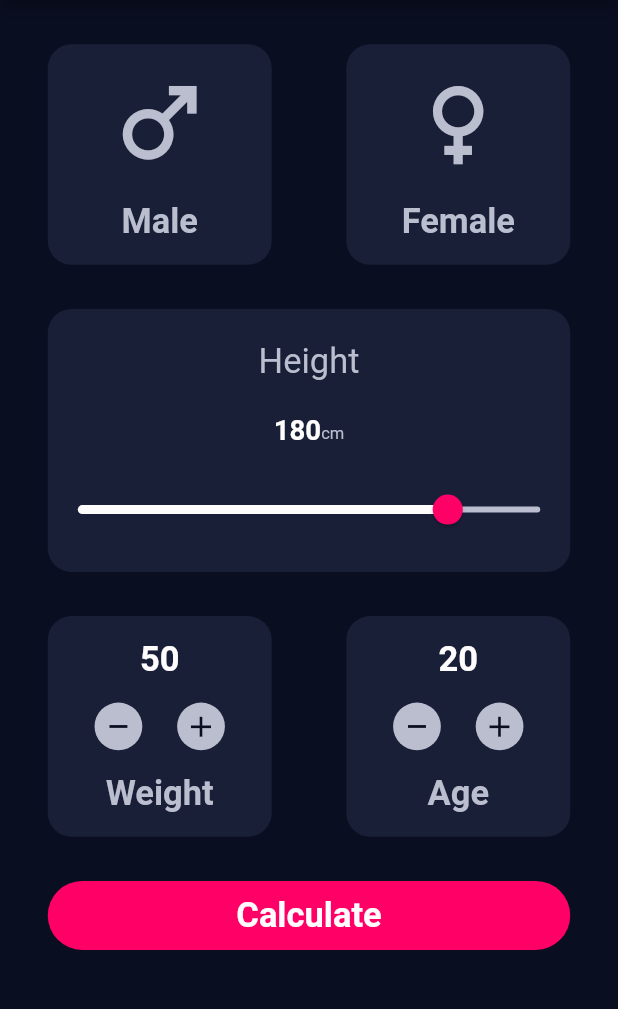
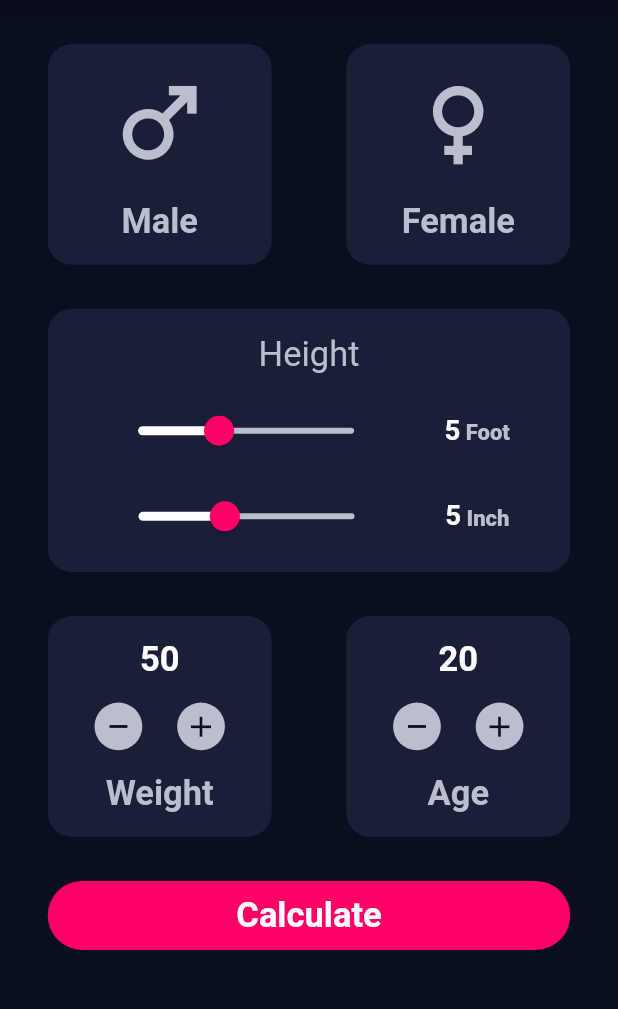
Before and after one commit to KafiulIslam/body_mass_index, a Flutter app: the screen it shows after launch, on a phone screen of 412 x 824 dp, the part 84-1093 px from its top. Run offline on Flutter 3.47's test engine with Material 2 defaults, Android fonts, the phone set to English and light mode, and no system bars; our stand-ins replace animated_splash_screen, go_router, google_fonts; project files that could hold a hidden picture were left out.

Commit message:
body mass index app is changed to foot in height

```diff
--- a/lib/model/calculating_bmi.dart
+++ b/lib/model/calculating_bmi.dart
@@ -11,7 +11,7 @@ class BMICalculator {
 
 
   String calculateBMI() {
-  double  heightInMeter = (height / 100) ;
+  double  heightInMeter = ( height / 39.37007874016 ) ;
     _bmi = weight / pow(heightInMeter, 2)  ;
     return _bmi.toStringAsFixed(2);
   }
--- a/lib/screens/input_page.dart
+++ b/lib/screens/input_page.dart
@@ -1,4 +1,5 @@
 import 'package:body_mass_index/common/custom_orientation_builder.dart';
+import 'package:body_mass_index/common/height_slider.dart';
 import 'package:body_mass_index/common/input_card.dart';
 import 'package:body_mass_index/common/primary_button.dart';
 import 'package:body_mass_index/model/calculating_bmi.dart';
@@ -12,6 +13,7 @@ import '../constant/pixel_ratio.dart';
 //width: 414
 
 class InputScreen extends StatefulWidget {
+
   const InputScreen({Key? key}) : super(key: key);
 
   static const String name = 'Input_screen';
@@ -22,10 +24,20 @@ class InputScreen extends StatefulWidget {
 
 class _InputScreenState extends State<InputScreen> {
 
-  int height = 180;
+
+  int heightInFoot = 5;
+  int heightInInch = 5;
   int weight = 50;
   int age = 20;
   int cardColorCode = 0;
+
+
+  int changeFootToInc() {
+    int height;
+    int  heightInFootToInc = (heightInFoot * 12) ;
+    height = (heightInFootToInc + heightInInch) ;
+    return height;
+  }
 
 
 
@@ -65,7 +77,8 @@ class _InputScreenState extends State<InputScreen> {
                 buttonTitle: 'Calculate',
                 onTap: () {
 
-                  BMICalculator calc = BMICalculator(height: height, weight: weight);
+                  BMICalculator calc = BMICalculator(height: changeFootToInc(), weight: weight);
+
                   Navigator.push(context, MaterialPageRoute(builder: (context) {
                     return ResultScreen(
                       bmiResult: calc.calculateBMI(),
@@ -115,7 +128,7 @@ class _InputScreenState extends State<InputScreen> {
                 buttonTitle: 'Calculate',
                 onTap: () {
 
-                  BMICalculator calc = BMICalculator(height: height, weight: weight);
+                  BMICalculator calc = BMICalculator(height: changeFootToInc(), weight: weight);
                   Navigator.push(context, MaterialPageRoute(builder: (context) {
                     return ResultScreen(
                       bmiResult: calc.calculateBMI(),
@@ -246,6 +259,7 @@ class _InputScreenState extends State<InputScreen> {
 
 
   Widget _buildSliderPortrait(BuildContext context) {
+
     final heightRatio = MediaQuery.of(context).size.height;
     final widthRatio = MediaQuery.of(context).size.width;
 
@@ -265,26 +279,12 @@ class _InputScreenState extends State<InputScreen> {
                 textStyle: TextStyle(
                     fontSize: heightRatio / twentyFivePixelRatioH, color: ass)),
           ),
-          Row(
-            mainAxisAlignment: MainAxisAlignment.center,
-            crossAxisAlignment: CrossAxisAlignment.baseline,
-            textBaseline: TextBaseline.alphabetic,
+
+          Container(
+            width: double.infinity,
+            child: Row(
+              mainAxisAlignment: MainAxisAlignment.spaceEvenly,
               children: [
-              Text(
-                height.toString(),
-                style: GoogleFonts.roboto(
-                    textStyle: TextStyle(
-                        fontSize: heightRatio / twentyPixelRatioH,
-                        color: white,
-                        fontWeight: FontWeight.w700)),
-              ),
-              Text(
-                'cm',
-                style: TextStyle(
-                    fontSize: heightRatio / twelvePixelRatioH, color: ass),
-              ),
-            ],
-          ),
               SliderTheme(
                 data: SliderTheme.of(context).copyWith(
                   activeTrackColor: white,
@@ -295,15 +295,88 @@ class _InputScreenState extends State<InputScreen> {
                   overlayShape: const RoundSliderOverlayShape(overlayRadius: 20),
                 ),
                 child: Slider(
-                value: height.toDouble(),
-                min: 100.0,
-                max: 200.0,
+                    value: heightInFoot.toDouble(),
+                    min: 2.0,
+                    max: 10.0,
                     onChanged: (double userInput) {
                       setState(() {
-                    height = userInput.round();
+                        heightInFoot = userInput.round();
                       });
                     }),
               ),
+              Row(
+                mainAxisAlignment: MainAxisAlignment.center,
+                crossAxisAlignment: CrossAxisAlignment.baseline,
+                textBaseline: TextBaseline.alphabetic,
+                children: [
+                  Text(
+                    heightInFoot.toString(),
+                    style: GoogleFonts.roboto(
+                        textStyle: TextStyle(
+                            fontSize: heightRatio / twentyPixelRatioH,
+                            color: white,
+                            fontWeight: FontWeight.w700)),
+                  ),
+                  Text(
+                    ' Foot',
+                    style: TextStyle(
+                        fontSize: heightRatio / sixteenPixelRatioH, color: ass,fontWeight: FontWeight.w900),
+                  ),
+                ],
+              ),
+
+            ],),
+          ),
+
+          Container(
+            width: double.infinity,
+            child: Row(
+              mainAxisAlignment: MainAxisAlignment.spaceEvenly,
+              children: [
+                SliderTheme(
+                  data: SliderTheme.of(context).copyWith(
+                    activeTrackColor: white,
+                    inactiveTrackColor: ass,
+                    thumbColor: buttonColor,
+                    overlayColor: Color(0x29EB1555),
+                    thumbShape: const RoundSliderThumbShape(enabledThumbRadius: 10),
+                    overlayShape: const RoundSliderOverlayShape(overlayRadius: 20),
+                  ),
+                  child: Slider(
+                      value: heightInInch.toDouble(),
+                      min: 1.0,
+                      max: 11.0,
+                      onChanged: (double userInput) {
+                        setState(() {
+                          heightInInch = userInput.round();
+                        });
+                      }),
+                ),
+                Row(
+                  mainAxisAlignment: MainAxisAlignment.center,
+                  crossAxisAlignment: CrossAxisAlignment.baseline,
+                  textBaseline: TextBaseline.alphabetic,
+                  children: [
+                    Text(
+                      heightInInch.toString(),
+                      style: GoogleFonts.roboto(
+                          textStyle: TextStyle(
+                              fontSize: heightRatio / twentyPixelRatioH,
+                              color: white,
+                              fontWeight: FontWeight.w700)),
+                    ),
+                    Text(
+                      ' Inch',
+                      style: TextStyle(
+                          fontSize: heightRatio / sixteenPixelRatioH, color: ass,fontWeight: FontWeight.w900),
+                    ),
+                  ],
+                ),
+
+              ],),
+          ),
+
+
         ],
       ),
     );
@@ -329,44 +402,102 @@ class _InputScreenState extends State<InputScreen> {
                 textStyle: TextStyle(
                     fontSize: widthRatio / twentyFivePixelRatioH * 2, color: ass)),
           ),
+          Container(
+            width: double.infinity,
+            child: Row(
+              mainAxisAlignment: MainAxisAlignment.spaceEvenly,
+              children: [
+                SliderTheme(
+                  data: SliderTheme.of(context).copyWith(
+                    activeTrackColor: white,
+                    inactiveTrackColor: ass,
+                    thumbColor: buttonColor,
+                    overlayColor: Color(0x29EB1555),
+                    thumbShape: const RoundSliderThumbShape(enabledThumbRadius: 10),
+                    overlayShape: const RoundSliderOverlayShape(overlayRadius: 20),
+                  ),
+                  child: Slider(
+                      value: heightInFoot.toDouble(),
+                      min: 2.0,
+                      max: 10.0,
+                      onChanged: (double userInput) {
+                        setState(() {
+                          heightInFoot = userInput.round();
+                        });
+                      }),
+                ),
                 Row(
                   mainAxisAlignment: MainAxisAlignment.center,
                   crossAxisAlignment: CrossAxisAlignment.baseline,
                   textBaseline: TextBaseline.alphabetic,
                   children: [
                     Text(
-                height.toString(),
+                      heightInFoot.toString(),
                       style: GoogleFonts.roboto(
                           textStyle: TextStyle(
-                        fontSize: widthRatio / twentyPixelRatioH * 2,
+                              fontSize: heightRatio / twentyPixelRatioH,
                               color: white,
                               fontWeight: FontWeight.w700)),
                     ),
                     Text(
-                'cm',
+                      ' Foot',
                       style: TextStyle(
-                    fontSize: widthRatio / twelvePixelRatioH * 2, color: ass),
+                          fontSize: heightRatio / sixteenPixelRatioH, color: ass,fontWeight: FontWeight.w900),
                     ),
                   ],
                 ),
+
+              ],),
+          ),
+
+
+
+          Container(
+            width: double.infinity,
+            child: Row(
+              mainAxisAlignment: MainAxisAlignment.spaceEvenly,
+              children: [
                 SliderTheme(
                   data: SliderTheme.of(context).copyWith(
                     activeTrackColor: white,
                     inactiveTrackColor: ass,
                     thumbColor: buttonColor,
-              overlayColor: const Color(0x29EB1555),
+                    overlayColor: Color(0x29EB1555),
                     thumbShape: const RoundSliderThumbShape(enabledThumbRadius: 10),
                     overlayShape: const RoundSliderOverlayShape(overlayRadius: 20),
                   ),
                   child: Slider(
-                value: height.toDouble(),
-                min: 100.0,
-                max: 200.0,
+                      value: heightInInch.toDouble(),
+                      min: 1.0,
+                      max: 11.0,
                       onChanged: (double userInput) {
                         setState(() {
-                    height = userInput.round();
+                          heightInInch = userInput.round();
                         });
                       }),
+                ),
+                Row(
+                  mainAxisAlignment: MainAxisAlignment.center,
+                  crossAxisAlignment: CrossAxisAlignment.baseline,
+                  textBaseline: TextBaseline.alphabetic,
+                  children: [
+                    Text(
+                      heightInInch.toString(),
+                      style: GoogleFonts.roboto(
+                          textStyle: TextStyle(
+                              fontSize: heightRatio / twentyPixelRatioH,
+                              color: white,
+                              fontWeight: FontWeight.w700)),
+                    ),
+                    Text(
+                      ' Inch',
+                      style: TextStyle(
+                          fontSize: heightRatio / sixteenPixelRatioH, color: ass),
+                    ),
+                  ],
+                ),
+
+              ],),
           ),
         ],
       ),
```
Also changed, not shown: lib/common/height_slider.dart (added, +72 -0 lines). Lines whose indentation alone changed are shown as unchanged.
